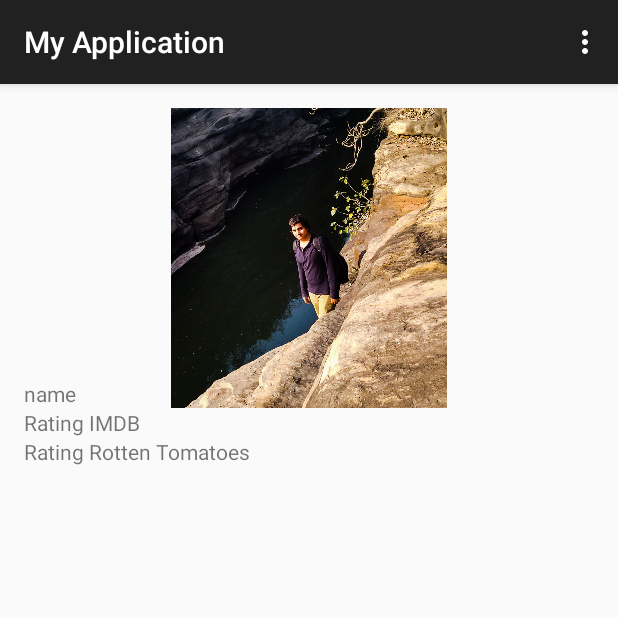
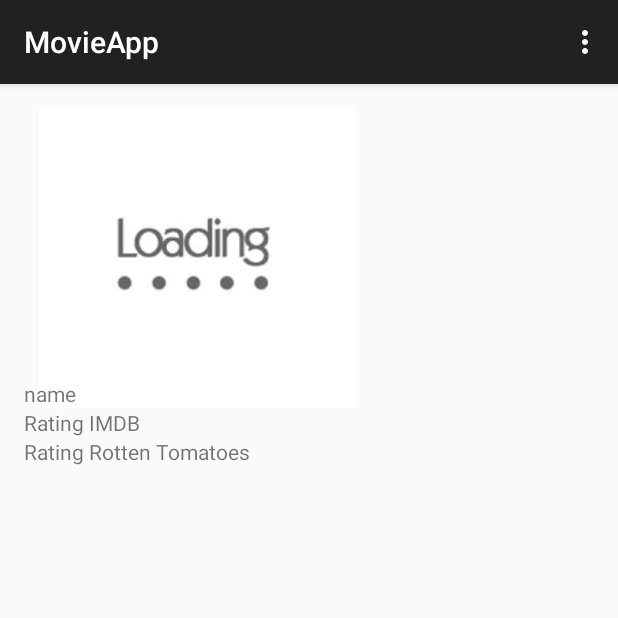
Before and after one commit to uneq95/MovieAppCD42D, an Android app: the screen it shows after launch (MainActivity), on a phone screen of 412 x 824 dp, the top half of it. Run offline under Robolectric (Android 15) with nearby library versions, the phone set to English and light mode, and no system bars.

Commit message:
added custom list layout and listadapter for front activity.changed default movie image

```diff
--- a/app/src/main/java/com/example/sauhardsharma/myapplication/MainActivity.java
+++ b/app/src/main/java/com/example/sauhardsharma/myapplication/MainActivity.java
@@ -11,7 +11,7 @@ public class MainActivity extends ActionBarActivity {
     @Override
     protected void onCreate(Bundle savedInstanceState) {
         super.onCreate(savedInstanceState);
-        setContentView(R.layout.activity_main);
+        setContentView(R.layout.custom_list_layout);
     }
 
 
--- a/app/src/main/res/layout/activity_main.xml
+++ b/app/src/main/res/layout/activity_main.xml
@@ -1,31 +1,6 @@
+<?xml version="1.0" encoding="utf-8"?>
 <LinearLayout xmlns:android="http://schemas.android.com/apk/res/android"
-    xmlns:tools="http://schemas.android.com/tools" android:layout_width="match_parent"
-    android:id="@+id/Img"
-    android:orientation="vertical"
-    android:layout_height="match_parent" android:paddingLeft="@dimen/activity_horizontal_margin"
-    android:paddingRight="@dimen/activity_horizontal_margin"
-    android:paddingTop="@dimen/activity_vertical_margin"
-    android:paddingBottom="@dimen/activity_vertical_margin" tools:context=".MainActivity">
-    <RelativeLayout
-        android:layout_width="match_parent"
-        android:layout_height="200dp">
-        <ImageView
-            android:id="@+id/iv_movie_poster"
-            android:src="@drawable/s"
-            android:layout_width="wrap_content"
-            android:layout_height="wrap_content" />
+    android:orientation="vertical" android:layout_width="match_parent"
+    android:layout_height="match_parent">
 
-    <TextView android:text="name" android:layout_width="wrap_content"
-        android:id="@+id/tv_movie_title"
-        android:layout_height="wrap_content"
-        android:layout_gravity="center"
-        android:layout_alignBottom="@id/iv_movie_poster"
-        />
-    </RelativeLayout>
-    <TextView android:text="Rating IMDB" android:layout_width="wrap_content"
-        android:id="@+id/tv_movie_imdb_rating"
-        android:layout_height="wrap_content" />
-    <TextView android:text="Rating Rotten Tomatoes" android:layout_width="wrap_content"
-        android:id="@+id/tv_movie_rt_rating"
-        android:layout_height="wrap_content" />
 </LinearLayout>
--- /dev/null
+++ b/app/src/main/res/layout/custom_list_layout.xml
@@ -0,0 +1,31 @@
+<LinearLayout xmlns:android="http://schemas.android.com/apk/res/android"
+    xmlns:tools="http://schemas.android.com/tools" android:layout_width="match_parent"
+    android:id="@+id/Img"
+    android:orientation="vertical"
+    android:layout_height="match_parent" android:paddingLeft="@dimen/activity_horizontal_margin"
+    android:paddingRight="@dimen/activity_horizontal_margin"
+    android:paddingTop="@dimen/activity_vertical_margin"
+    android:paddingBottom="@dimen/activity_vertical_margin" tools:context=".MainActivity">
+    <RelativeLayout
+        android:layout_width="match_parent"
+        android:layout_height="200dp">
+        <ImageView
+            android:id="@+id/iv_movie_poster"
+            android:src="@drawable/loading_movie_title"
+            android:layout_width="wrap_content"
+            android:layout_height="wrap_content" />
+
+    <TextView android:text="name" android:layout_width="wrap_content"
+        android:id="@+id/tv_movie_title"
+        android:layout_height="wrap_content"
+        android:layout_gravity="center"
+        android:layout_alignBottom="@id/iv_movie_poster"
+        />
+    </RelativeLayout>
+    <TextView android:text="Rating IMDB" android:layout_width="wrap_content"
+        android:id="@+id/tv_movie_imdb_rating"
+        android:layout_height="wrap_content" />
+    <TextView android:text="Rating Rotten Tomatoes" android:layout_width="wrap_content"
+        android:id="@+id/tv_movie_rt_rating"
+        android:layout_height="wrap_content" />
+</LinearLayout>
--- a/app/src/main/res/values/strings.xml
+++ b/app/src/main/res/values/strings.xml
@@ -1,7 +1,7 @@
 <?xml version="1.0" encoding="utf-8"?>
 <resources>
 
-    <string name="app_name">My Application</string>
+    <string name="app_name">MovieApp</string>
     <string name="hello_world">Hello world!</string>
     <string name="action_settings">Settings</string>
 
```
Also changed, not shown: app/src/main/java/com/example/sauhardsharma/myapplication/CustomListAdapter.java (added, +74 -0 lines), app/src/main/java/com/example/sauhardsharma/myapplication/RowItem.java (added, +39 -0 lines), app/src/main/res/drawable/loading_movie_title.png (added), app/src/main/res/drawable/s.jpg (deleted), 1 other file.
